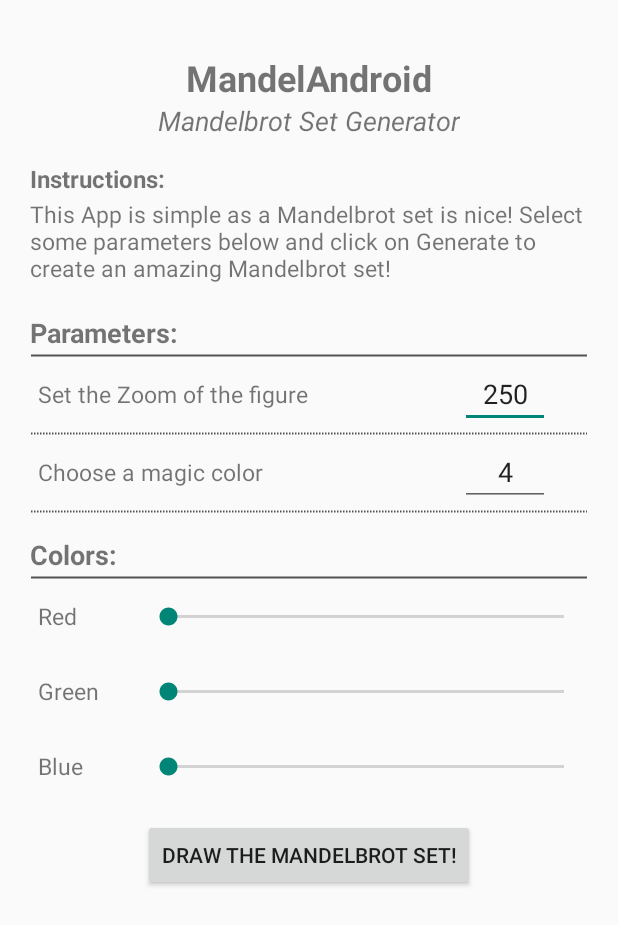
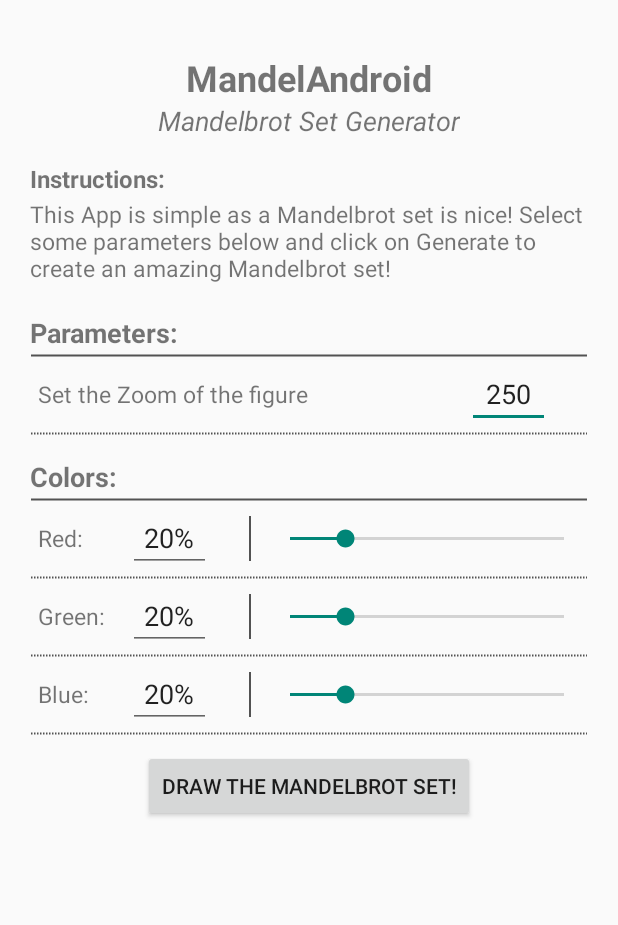
Before and after one commit to jbiral/MandelAndroid, an Android app: the screen it shows after launch (ChooseParametersActivity), on a phone screen of 412 x 824 dp. Shown: the top 925 px of the screen. Run offline under Robolectric (Android 15) with nearby library versions, the phone set to English and light mode, and no system bars.

Commit message:
New feature: using three colors sliders to set the Mandelbrot set color

```diff
--- a/app/src/main/java/com/julienbiral/mandelandroid/ChooseParametersActivity.java
+++ b/app/src/main/java/com/julienbiral/mandelandroid/ChooseParametersActivity.java
@@ -3,43 +3,90 @@ package com.julienbiral.mandelandroid;
 import android.app.Activity;
 import android.content.Intent;
 import android.os.Bundle;
+import android.util.Log;
 import android.view.View;
 import android.widget.Button;
 import android.widget.EditText;
+import android.widget.SeekBar;
 
 import com.julienbiral.mandelandroid.util.DrawingParameters;
 import com.julienbiral.mandelandroid.util.JsonParser;
 
 public class ChooseParametersActivity extends Activity {
 
+    private final static double PROGRESS_TO_COLOR_COEFFICIENT = 0.01;
+
     Button btnDrawMandelbrot;
-    EditText etZoom, etMagicColor;
-    DrawingParameters params;
+    EditText zoom, redValue, greenValue, blueValue;
+    SeekBar redBar, greenBar, blueBar;
 
     @Override
     protected void onCreate(Bundle savedInstanceState) {
         super.onCreate(savedInstanceState);
         setContentView(R.layout.choose_parameter_layout);
 
-        etZoom = (EditText) findViewById(R.id.et_zoom);
-        etMagicColor = (EditText) findViewById(R.id.et_magic_color);
+        zoom = (EditText) findViewById(R.id.et_zoom);
+
+        initColoredSeekBar();
+        initButtonDrawMandelbrot();
+    }
+
+    private void initColoredSeekBar() {
+        redBar = (SeekBar) findViewById(R.id.red_parameter_seekbar);
+        redValue = (EditText) findViewById(R.id.red_parameter_value);
+        redValue.setText(getString(R.string.color_default_progress) + "%");
+        initColorBarListener(redBar, redValue);
+
+        greenBar = (SeekBar) findViewById(R.id.green_parameter_seekbar);
+        greenValue = (EditText) findViewById(R.id.green_parameter_value);
+        greenValue.setText(getString(R.string.color_default_progress) + "%");
+        initColorBarListener(greenBar, greenValue);
+
+        blueBar = (SeekBar) findViewById(R.id.blue_parameter_seekbar);
+        blueValue = (EditText) findViewById(R.id.blue_parameter_value);
+        blueValue.setText(getString(R.string.color_default_progress) + "%");
+        initColorBarListener(blueBar, blueValue);
+    }
+
+    private void initColorBarListener(SeekBar bar, final EditText text) {
+        bar.setOnSeekBarChangeListener(new SeekBar.OnSeekBarChangeListener() {
+            @Override
+            public void onProgressChanged(SeekBar seekBar, int progress, boolean fromUser) {
+                text.setText(parseSeekBarProgress(progress));
+            }
+
+            @Override
+            public void onStartTrackingTouch(SeekBar seekBar) { }
+
+            @Override
+            public void onStopTrackingTouch(SeekBar seekBar) { }
+        });
+    }
+
+    private String parseSeekBarProgress(int progress) {
+        return String.valueOf(progress) + "%";
+    }
+
+    private void initButtonDrawMandelbrot() {
         btnDrawMandelbrot = (Button) findViewById(R.id.btn_draw_mandelbrot);
-        params = new DrawingParameters();
-
         btnDrawMandelbrot.setOnClickListener(new View.OnClickListener() {
             @Override
             public void onClick(View v) {
-                params.zoom = Integer.parseInt(etZoom.getText().toString());
-                params.color = Integer.parseInt(etMagicColor.getText().toString());
-                String json = JsonParser.createJson(params);
+                final String json = createJsonFromParameters();
                 Intent intent = new Intent(ChooseParametersActivity.this, MandelbrotActivity.class);
                 intent.putExtra(MandelbrotActivity.DRAWING_PARAMETERS, json);
                 startActivity(intent);
             }
         });
+    }
 
-
-
-
+    private String createJsonFromParameters() {
+        final DrawingParameters params = new DrawingParameters();
+        params.zoom = Integer.parseInt(zoom.getText().toString());
+        params.setRGBColor(redBar.getProgress() * PROGRESS_TO_COLOR_COEFFICIENT,
+                           greenBar.getProgress() * PROGRESS_TO_COLOR_COEFFICIENT,
+                           blueBar.getProgress() * PROGRESS_TO_COLOR_COEFFICIENT);
+        Log.d("params", params.toString());
+        return JsonParser.createJson(params);
     }
 }
--- a/app/src/main/res/layout/choose_parameter_layout.xml
+++ b/app/src/main/res/layout/choose_parameter_layout.xml
@@ -53,15 +53,10 @@
 
     </RelativeLayout>
 
-    <ScrollView
+    <LinearLayout
         android:layout_width="match_parent"
         android:layout_height="wrap_content"
         android:layout_below="@id/title_container"
-        android:requiresFadingEdge="vertical" >
-
-        <LinearLayout
-            android:layout_width="match_parent"
-            android:layout_height="wrap_content"
         android:layout_marginLeft="@dimen/parameters_list_margin_left_right"
         android:layout_marginRight="@dimen/parameters_list_margin_left_right"
         android:gravity="center_horizontal"
@@ -75,7 +70,7 @@
             android:gravity="center"
             android:text="Parameters:" />
 
-            <ImageView style="@style/VerticalSolidLineSeparator" />
+        <ImageView style="@style/HorizontalSolidLineSeparator" />
 
         <RelativeLayout
             android:layout_width="match_parent"
@@ -92,36 +87,13 @@
                 android:layout_height="wrap_content"
                 android:layout_alignParentRight="true"
                 android:layout_centerVertical="true"
-                    android:text="250"
+                android:text="@string/default_zoom_parameter"
                 android:gravity="center_horizontal"
                 android:inputType="number"/>
 
         </RelativeLayout>
 
-            <ImageView style="@style/VerticalDottedLineSeparator" />
-
-            <RelativeLayout
-                android:layout_width="match_parent"
-                android:layout_height="@dimen/parameter_block_height">
-
-                <TextView
-                    style="@style/NormalListText"
-                    android:text="Choose a magic color" />
-
-                <EditText
-                    android:id="@+id/et_magic_color"
-                    android:layout_width="@dimen/parameter_edit_text_width"
-                    android:layout_marginRight="@dimen/parameter_list_item_margin_right"
-                    android:layout_height="wrap_content"
-                    android:layout_alignParentRight="true"
-                    android:layout_centerVertical="true"
-                    android:text="4"
-                    android:gravity="center_horizontal"
-                    android:inputType="number"/>
-
-            </RelativeLayout>
-
-            <ImageView style="@style/VerticalDottedLineSeparator" />
+        <ImageView style="@style/HorizontalDottedLineSeparator" />
 
         <TextView
             style="@style/SmallTitle"
@@ -131,7 +103,7 @@
             android:gravity="bottom|center"
             android:text="@string/color_title_parameter" />
 
-            <ImageView style="@style/VerticalSolidLineSeparator" />
+        <ImageView style="@style/HorizontalSolidLineSeparator" />
 
         <TableLayout
             android:layout_width="match_parent"
@@ -146,9 +118,20 @@
                     style="@style/NormalListText"
                     android:text="@string/red_color_parameter" />
 
-                    <SeekBar style="@style/ParameterColoredSeekBar" />
+                <EditText
+                    android:id="@+id/red_parameter_value"
+                    style="@style/Parameter8BitsEditText" />
+
+                <View style="@style/VerticalSolidLineColorSeparator" />
+
+                <SeekBar
+                    android:id="@+id/red_parameter_seekbar"
+                    style="@style/ParameterColoredSeekBar"
+                    android:progress="@string/color_default_progress" />
 
             </TableRow>
+
+            <ImageView style="@style/HorizontalDottedLineSeparator" />
 
             <TableRow
                 android:minHeight="@dimen/parameter_color_min_height"
@@ -158,9 +141,20 @@
                     style="@style/NormalListText"
                     android:text="@string/green_color_parameter" />
 
-                    <SeekBar style="@style/ParameterColoredSeekBar" />
+                <EditText
+                    android:id="@+id/green_parameter_value"
+                    style="@style/Parameter8BitsEditText" />
+
+                <View style="@style/VerticalSolidLineColorSeparator" />
+
+                <SeekBar
+                    android:id="@+id/green_parameter_seekbar"
+                    style="@style/ParameterColoredSeekBar"
+                    android:progress="@string/color_default_progress" />
 
             </TableRow>
+
+            <ImageView style="@style/HorizontalDottedLineSeparator" />
 
             <TableRow
                 android:minHeight="@dimen/parameter_color_min_height"
@@ -170,9 +164,20 @@
                     style="@style/NormalListText"
                     android:text="@string/blue_color_parameter" />
 
-                    <SeekBar style="@style/ParameterColoredSeekBar" />
+                <EditText
+                    android:id="@+id/blue_parameter_value"
+                    style="@style/Parameter8BitsEditText" />
+
+                <View style="@style/VerticalSolidLineColorSeparator" />
+
+                <SeekBar
+                    android:id="@+id/blue_parameter_seekbar"
+                    style="@style/ParameterColoredSeekBar"
+                    android:progress="@string/color_default_progress" />
 
             </TableRow>
+
+            <ImageView style="@style/HorizontalDottedLineSeparator" />
 
         </TableLayout>
 
@@ -185,6 +190,4 @@
 
     </LinearLayout>
 
-    </ScrollView>
-
 </RelativeLayout>
--- a/app/src/main/res/values/dimens.xml
+++ b/app/src/main/res/values/dimens.xml
@@ -6,10 +6,11 @@
     <!-- Title screen and parameters -->
     <dimen name="title_block_padding">20dp</dimen>
     <dimen name="parameters_list_margin_left_right">20dp</dimen>
+    <dimen name="parameters_color_edit_text_margin_left_right">15dp</dimen>
     <dimen name="line_separator_height">2dp</dimen>
+    <dimen name="vertical_line_separator_margin">10dp</dimen>
     <dimen name="parameter_block_height">50dp</dimen>
-    <dimen name="parameter_edit_text_width">60dp</dimen>
+    <dimen name="parameter_edit_text_width">55dp</dimen>
     <dimen name="parameter_list_item_margin_right">25dp</dimen>
     <dimen name="parameter_color_min_height">50dp</dimen>
-    <dimen name="parameter_color_min_seekbar_margin_left">30dp</dimen>
 </resources>
--- a/app/src/main/res/values/strings.xml
+++ b/app/src/main/res/values/strings.xml
@@ -10,12 +10,12 @@
     <string name="app_instructions_text">This App is simple as a Mandelbrot set is nice! Select some parameters below and click on Generate to create an amazing Mandelbrot set!</string>
     <string name="button_draw_mandelbrot">Draw the Mandelbrot set!</string>
 
-    <string name="default_zoom_parameter">Red</string>
-
+    <string name="default_zoom_parameter">250</string>
     <string name="color_title_parameter">Colors:</string>
-    <string name="red_color_parameter">Red</string>
-    <string name="green_color_parameter">Green</string>
-    <string name="blue_color_parameter">Blue</string>
+    <string name="red_color_parameter">Red:</string>
+    <string name="green_color_parameter">Green:</string>
+    <string name="blue_color_parameter">Blue:</string>
+    <string name="color_default_progress">20</string>
 
     <!-- Mandelbrot Drawing -->
     <string name="loading_screen">Please wait while the Mandelbrot set is being drawn&#8230;</string>
--- a/app/src/main/res/values/styles.xml
+++ b/app/src/main/res/values/styles.xml
@@ -35,24 +35,42 @@
         <item name="android:textSize">15sp</item>
     </style>
 
-    <style name="VerticalDottedLineSeparator">
+    <style name="Parameter8BitsEditText">
+        <item name="android:layout_width">@dimen/parameter_edit_text_width</item>
+        <item name="android:layout_height">wrap_content</item>
+        <item name="android:layout_marginLeft">@dimen/parameters_color_edit_text_margin_left_right</item>
+        <item name="android:layout_marginRight">@dimen/parameters_color_edit_text_margin_left_right</item>
+        <item name="android:gravity">center_horizontal</item>
+        <item name="android:inputType">number</item>
+    </style>
+
+    <style name="HorizontalDottedLineSeparator">
         <item name="android:layout_width">match_parent</item>
         <item name="android:layout_height">@dimen/line_separator_height</item>
         <item name="android:layerType">software</item>
         <item name="android:src">@drawable/dotted_line</item>
     </style>
 
-    <style name="VerticalSolidLineSeparator">
+    <style name="HorizontalSolidLineSeparator">
         <item name="android:layout_width">match_parent</item>
         <item name="android:layout_height">@dimen/line_separator_height</item>
         <item name="android:layerType">software</item>
         <item name="android:src">@drawable/solid_line</item>
     </style>
 
+    <style name="VerticalSolidLineColorSeparator">
+        <item name="android:layout_width">1dp</item>
+        <item name="android:layout_height">match_parent</item>
+        <item name="android:layout_marginTop">@dimen/vertical_line_separator_margin</item>
+        <item name="android:layout_marginBottom">@dimen/vertical_line_separator_margin</item>
+        <item name="android:layout_marginLeft">@dimen/vertical_line_separator_margin</item>
+        <item name="android:layout_marginRight">@dimen/vertical_line_separator_margin</item>
+        <item name="android:background">#525252</item>
+    </style>
+
     <style name="ParameterColoredSeekBar">
         <item name="android:layout_width">0dp</item>
         <item name="android:layout_height">wrap_content</item>
-        <item name="android:layout_marginLeft">@dimen/parameter_color_min_seekbar_margin_left</item>
         <item name="android:layout_weight">1</item>
     </style>
 
```
Also changed, not shown: app/src/main/java/com/julienbiral/mandelandroid/MandelbrotActivity.java (+12 -7 lines), app/src/main/java/com/julienbiral/mandelandroid/util/DrawingParameters.java (+37 -2 lines). Lines whose indentation alone changed are shown as unchanged.
